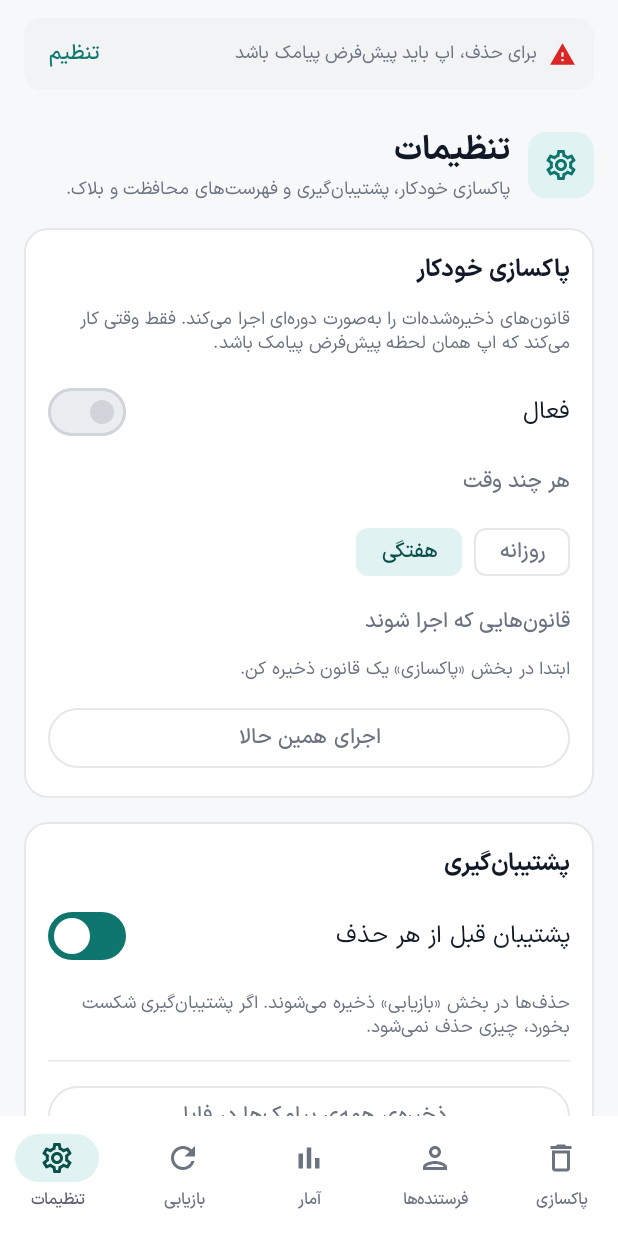
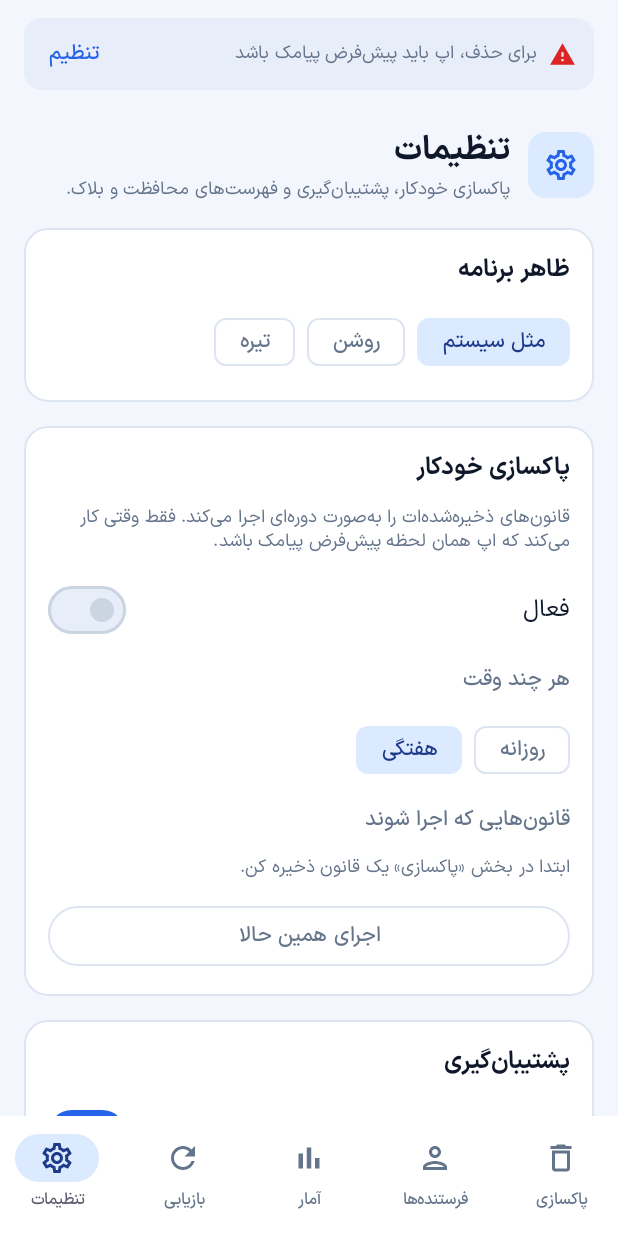
Before and after one commit to MrJs6781/SMS-Sweeper, an Android app built with Jetpack Compose: the screen it shows after launch (MainActivity), item 5 of the bottom bar chosen, on a phone screen of 412 x 824 dp. Run offline under Robolectric (Android 15) with nearby library versions, the phone set to English and light mode, and no system bars; pictures from the network do not load.

Commit message:
style: blue palette and selectable light/dark/system theme
Blue accent with cool-tinted backgrounds, a deep-navy dark scheme, and a Settings
control (system/light/dark). Status and navigation bar icons follow the chosen theme.

```diff
--- a/app/src/main/kotlin/app/smssweeper/AppVm.kt
+++ b/app/src/main/kotlin/app/smssweeper/AppVm.kt
@@ -24,6 +24,15 @@ class AppVm(app: Application) : AndroidViewModel(app) {
     fun updateLists(l: Lists) {
         lists = l
         Prefs.saveLists(ctx, l)
+    }
+
+    /** 0 = follow system, 1 = light, 2 = dark */
+    var themeMode by mutableIntStateOf(Prefs.theme(ctx))
+        private set
+
+    fun changeTheme(mode: Int) {
+        themeMode = mode
+        Prefs.setTheme(ctx, mode)
     }
 
     // ---- scheduled auto-clean ----
--- a/app/src/main/kotlin/app/smssweeper/MainActivity.kt
+++ b/app/src/main/kotlin/app/smssweeper/MainActivity.kt
@@ -1,13 +1,17 @@
 package app.smssweeper
 
+import android.graphics.Color
 import android.os.Bundle
 import androidx.activity.ComponentActivity
+import androidx.activity.SystemBarStyle
 import androidx.activity.compose.setContent
 import androidx.activity.enableEdgeToEdge
 import androidx.activity.viewModels
 import androidx.compose.animation.Crossfade
 import androidx.compose.animation.core.tween
+import androidx.compose.foundation.isSystemInDarkTheme
 import androidx.compose.runtime.CompositionLocalProvider
+import androidx.compose.runtime.DisposableEffect
 import androidx.compose.runtime.getValue
 import androidx.compose.runtime.mutableStateOf
 import androidx.compose.runtime.saveable.rememberSaveable
@@ -20,9 +24,20 @@ class MainActivity : ComponentActivity() {
 
     override fun onCreate(savedInstanceState: Bundle?) {
         super.onCreate(savedInstanceState)
-        enableEdgeToEdge()
         setContent {
-            AppTheme {
+            val dark = when (vm.themeMode) {
+                1 -> false
+                2 -> true
+                else -> isSystemInDarkTheme()
+            }
+            // Keep status/navigation bar icons readable for the chosen theme (not just the system one).
+            DisposableEffect(dark) {
+                val style = if (dark) SystemBarStyle.dark(Color.TRANSPARENT)
+                else SystemBarStyle.light(Color.TRANSPARENT, Color.TRANSPARENT)
+                enableEdgeToEdge(statusBarStyle = style, navigationBarStyle = style)
+                onDispose { }
+            }
+            AppTheme(dark) {
                 CompositionLocalProvider(LocalLayoutDirection provides LayoutDirection.Rtl) {
                     var splash by rememberSaveable { mutableStateOf(true) }
                     Crossfade(splash, animationSpec = tween(500), label = "root") {
--- a/app/src/main/kotlin/app/smssweeper/Prefs.kt
+++ b/app/src/main/kotlin/app/smssweeper/Prefs.kt
@@ -15,6 +15,14 @@ object Prefs {
         sp(ctx).edit().putString(key, v.joinToString("\n")).apply()
 
     fun lists(ctx: Context) = Lists(list(ctx, "protected"), list(ctx, "blocked"), list(ctx, "spamWords"))
+
+    /** 0 = follow system, 1 = light, 2 = dark */
+    fun theme(ctx: Context) = sp(ctx).getInt("theme", 0)
+    fun setTheme(ctx: Context, v: Int) = sp(ctx).edit().putInt("theme", v).apply()
+
+    /** True once the first-run permission screen has been completed (or skipped). */
+    fun onboarded(ctx: Context) = sp(ctx).getBoolean("onboarded", false)
+    fun setOnboarded(ctx: Context) = sp(ctx).edit().putBoolean("onboarded", true).apply()
 
     fun backupOn(ctx: Context) = sp(ctx).getBoolean("backupOn", true)
     fun setBackupOn(ctx: Context, v: Boolean) = sp(ctx).edit().putBoolean("backupOn", v).apply()
--- a/app/src/main/kotlin/app/smssweeper/SettingsScreen.kt
+++ b/app/src/main/kotlin/app/smssweeper/SettingsScreen.kt
@@ -34,6 +34,16 @@ fun SettingsScreen(vm: AppVm) {
 
     var askAutoOn by remember { mutableStateOf(false) }
     var askRunNow by remember { mutableStateOf(false) }
+
+    // ---- appearance ----
+    Panel {
+        Text("ظاهر برنامه", fontWeight = FontWeight.Bold)
+        ChipRow {
+            listOf(0 to "مثل سیستم", 1 to "روشن", 2 to "تیره").forEach { (m, label) ->
+                FilterChip(vm.themeMode == m, { vm.changeTheme(m) }, { Text(label) })
+            }
+        }
+    }
 
     // ---- auto-clean ----
     Panel {
--- a/app/src/main/kotlin/app/smssweeper/Theme.kt
+++ b/app/src/main/kotlin/app/smssweeper/Theme.kt
@@ -1,6 +1,5 @@
 package app.smssweeper
 
-import androidx.compose.foundation.isSystemInDarkTheme
 import androidx.compose.material3.MaterialTheme
 import androidx.compose.material3.Typography
 import androidx.compose.material3.darkColorScheme
@@ -22,53 +21,53 @@ val Teal = Color(0xFF19D3B0)
 val NavyTop = Color(0xFF0E1330)
 val NavyBottom = Color(0xFF1E2760)
 
-// Minimal palette: neutrals + one teal accent; red is reserved for destructive actions.
+// Minimal palette: cool neutrals + one blue accent; red is reserved for destructive actions.
 private val Light = lightColorScheme(
-    primary = Color(0xFF0F766E),
+    primary = Color(0xFF2563EB),
     onPrimary = Color.White,
-    secondaryContainer = Color(0xFFE0F2F1),
-    onSecondaryContainer = Color(0xFF0B4F49),
-    background = Color(0xFFF7F8FA),
-    onBackground = Color(0xFF111827),
+    secondaryContainer = Color(0xFFDBEAFE),
+    onSecondaryContainer = Color(0xFF1E3A8A),
+    background = Color(0xFFF3F6FC),
+    onBackground = Color(0xFF0F172A),
     surface = Color.White,
-    onSurface = Color(0xFF111827),
-    surfaceVariant = Color(0xFFF1F3F5),
-    onSurfaceVariant = Color(0xFF6B7280),
-    outline = Color(0xFFD1D5DB),
-    outlineVariant = Color(0xFFE5E7EB),
+    onSurface = Color(0xFF0F172A),
+    surfaceVariant = Color(0xFFE8EEF9),
+    onSurfaceVariant = Color(0xFF64748B),
+    outline = Color(0xFFCBD5E1),
+    outlineVariant = Color(0xFFDDE5F2),
     error = Color(0xFFDC2626),
     onError = Color.White,
     errorContainer = Color(0xFFFEE2E2),
     onErrorContainer = Color(0xFF7F1D1D),
     surfaceContainerLowest = Color.White,
-    surfaceContainerLow = Color(0xFFF7F8FA),
+    surfaceContainerLow = Color(0xFFF3F6FC),
     surfaceContainer = Color.White,
-    surfaceContainerHigh = Color(0xFFF1F3F5),
-    surfaceContainerHighest = Color(0xFFEBEEF1),
+    surfaceContainerHigh = Color(0xFFEEF2FA),
+    surfaceContainerHighest = Color(0xFFE8EEF9),
 )
 
 private val Dark = darkColorScheme(
-    primary = Color(0xFF2DD4BF),
-    onPrimary = Color(0xFF042F2B),
-    secondaryContainer = Color(0xFF123A37),
-    onSecondaryContainer = Color(0xFFB9F3EA),
-    background = Color(0xFF0E1013),
-    onBackground = Color(0xFFE5E7EB),
-    surface = Color(0xFF16191E),
-    onSurface = Color(0xFFE5E7EB),
-    surfaceVariant = Color(0xFF1F242B),
-    onSurfaceVariant = Color(0xFF9CA3AF),
-    outline = Color(0xFF3A404A),
-    outlineVariant = Color(0xFF262B33),
+    primary = Color(0xFF60A5FA),
+    onPrimary = Color(0xFF0B1B3A),
+    secondaryContainer = Color(0xFF1D3560),
+    onSecondaryContainer = Color(0xFFDBEAFE),
+    background = Color(0xFF0B1220),
+    onBackground = Color(0xFFE6ECF8),
+    surface = Color(0xFF121B2E),
+    onSurface = Color(0xFFE6ECF8),
+    surfaceVariant = Color(0xFF1A2540),
+    onSurfaceVariant = Color(0xFF94A3B8),
+    outline = Color(0xFF334568),
+    outlineVariant = Color(0xFF22304D),
     error = Color(0xFFF87171),
     onError = Color(0xFF450A0A),
     errorContainer = Color(0xFF3B1212),
     onErrorContainer = Color(0xFFFECACA),
-    surfaceContainerLowest = Color(0xFF0E1013),
-    surfaceContainerLow = Color(0xFF121519),
-    surfaceContainer = Color(0xFF16191E),
-    surfaceContainerHigh = Color(0xFF1C2026),
-    surfaceContainerHighest = Color(0xFF22272E),
+    surfaceContainerLowest = Color(0xFF0B1220),
+    surfaceContainerLow = Color(0xFF0E1627),
+    surfaceContainer = Color(0xFF121B2E),
+    surfaceContainerHigh = Color(0xFF18233C),
+    surfaceContainerHighest = Color(0xFF1E2B49),
 )
 
 private fun Typography.withFont(f: FontFamily) = Typography(
@@ -83,9 +82,9 @@ private fun Typography.withFont(f: FontFamily) = Typography(
 )
 
 @Composable
-fun AppTheme(content: @Composable () -> Unit) {
+fun AppTheme(dark: Boolean, content: @Composable () -> Unit) {
     MaterialTheme(
-        colorScheme = if (isSystemInDarkTheme()) Dark else Light,
+        colorScheme = if (dark) Dark else Light,
         typography = Typography().withFont(IranSans),
         content = content,
     )
```
